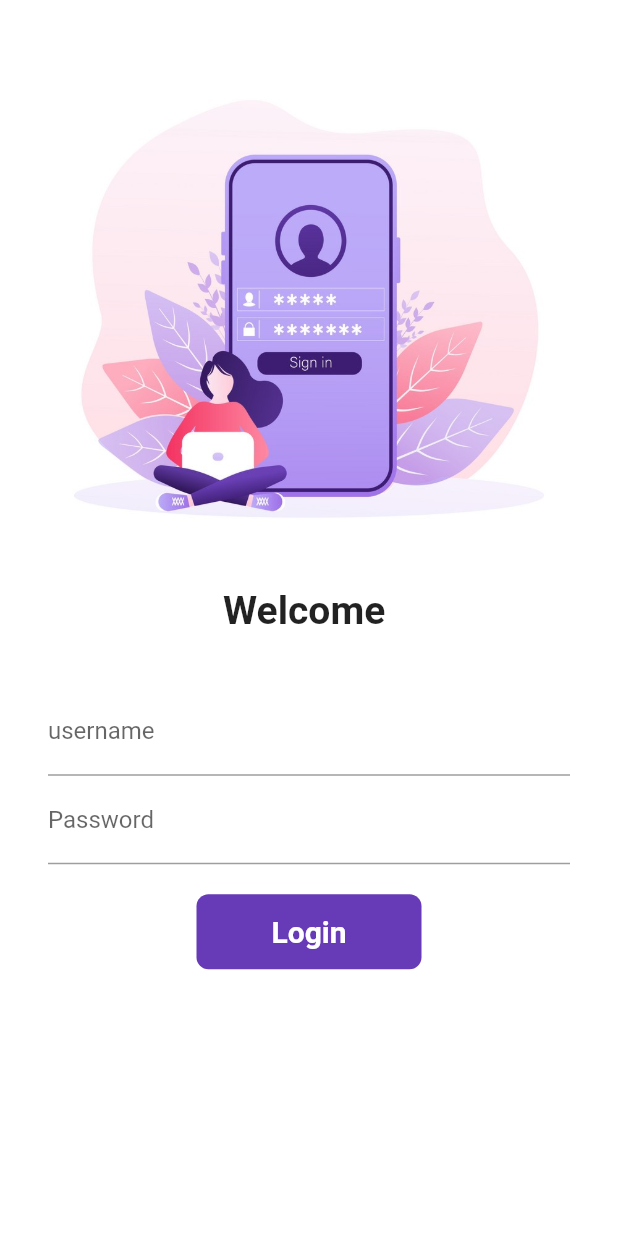
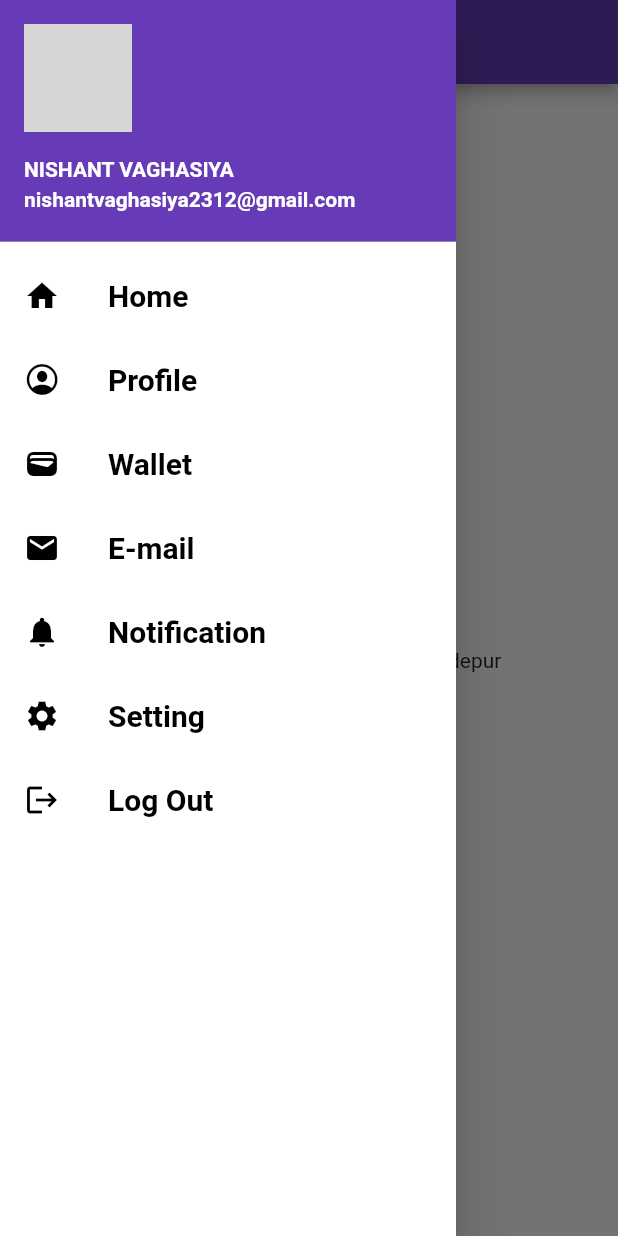
Before and after one commit to NISHANT-2312/CATALOG, a Flutter app: the screen it shows after launch, with the side drawer open (before the commit the screen has no drawer), on a phone screen of 412 x 824 dp. Run offline on Flutter 3.47's test engine with Material 2 defaults, Android fonts, the phone set to English and light mode, and no system bars; network calls fail; grey boxes are pictures that could not be loaded.

Commit message:
Day-8 completed

```diff
--- a/lib/main.dart
+++ b/lib/main.dart
@@ -20,7 +20,7 @@ class MyApp extends StatelessWidget {
       darkTheme: ThemeData(
         brightness: Brightness.dark,
       ),
-      initialRoute: "/",
+      initialRoute: MyRoutes.homeRoute,
       routes: {
         "/": (context) => const LoginPage(),
         MyRoutes.homeRoute: (context) => const HomePage(),
--- a/lib/pages/home_page.dart
+++ b/lib/pages/home_page.dart
@@ -1,4 +1,5 @@
 import 'package:flutter/material.dart';
+import 'package:flutter_catalog/widgets/drawer.dart';
 
 class HomePage extends StatelessWidget {
   final int days = 30;
@@ -19,7 +20,7 @@ class HomePage extends StatelessWidget {
       body: Center(
         child: Text("Welcome to $days days of flutter by $name"),
       ),
-      drawer: const Drawer(),
+      drawer: const MyDrawer(),
     );
   }
 }
--- a/lib/pages/login_page.dart
+++ b/lib/pages/login_page.dart
@@ -1,4 +1,4 @@
-// ignore_for_file: unused_import
+// ignore_for_file: unused_import, use_build_context_synchronously
 
 import 'package:flutter/material.dart';
 import 'package:flutter_catalog/utils/routes.dart';
--- /dev/null
+++ b/lib/widgets/drawer.dart
@@ -0,0 +1,108 @@
+import 'package:flutter/cupertino.dart';
+import 'package:flutter/material.dart';
+
+class MyDrawer extends StatelessWidget {
+  const MyDrawer({Key? key}) : super(key: key);
+
+  @override
+  Widget build(BuildContext context) {
+    const imageUrl = "https://i.im.ge/2022/07/28/F9c9WC.jpg";
+    return Drawer(
+      child: Container(
+        color: Colors.white,
+        child: ListView(
+          children: const [
+            DrawerHeader(
+              padding: EdgeInsets.zero,
+              child: UserAccountsDrawerHeader(
+                margin: EdgeInsets.zero,
+                accountName: Text("NISHANT VAGHASIYA",
+                    style: TextStyle(fontWeight: FontWeight.bold)),
+                accountEmail: Text(
+                  "nishantvaghasiya2312@gmail.com",
+                  style: TextStyle(fontWeight: FontWeight.bold),
+                ),
+                currentAccountPicture: CircleAvatar(
+                  backgroundImage: NetworkImage(imageUrl),
+                ),
+              ),
+            ),
+            ListTile(
+              leading: Icon(
+                Icons.home,
+                color: Colors.black,
+              ),
+              title: Text("Home",
+                  style: TextStyle(
+                      color: Colors.black,
+                      fontSize: 20,
+                      fontWeight: FontWeight.bold)),
+            ),
+            ListTile(
+              leading: Icon(
+                CupertinoIcons.profile_circled,
+                color: Colors.black,
+              ),
+              title: Text("Profile",
+                  style: TextStyle(
+                      color: Colors.black,
+                      fontSize: 20,
+                      fontWeight: FontWeight.bold)),
+            ),
+            ListTile(
+              leading: Icon(Icons.wallet, color: Colors.black),
+              title: Text("Wallet",
+                  style: TextStyle(
+                      color: Colors.black,
+                      fontSize: 20,
+                      fontWeight: FontWeight.bold)),
+            ),
+            ListTile(
+              leading: Icon(Icons.mail, color: Colors.black),
+              title: Text("E-mail",
+                  style: TextStyle(
+                      color: Colors.black,
+                      fontSize: 20,
+                      fontWeight: FontWeight.bold)),
+            ),
+            ListTile(
+              leading: Icon(Icons.notifications, color: Colors.black),
+              title: Text("Notification",
+                  style: TextStyle(
+                      color: Colors.black,
+                      fontSize: 20,
+                      fontWeight: FontWeight.bold)),
+            ),
+            ListTile(
+              leading: Icon(Icons.settings, color: Colors.black),
+              title: Text("Setting",
+                  style: TextStyle(
+                      color: Colors.black,
+                      fontSize: 20,
+                      fontWeight: FontWeight.bold)),
+            ),
+            ListTile(
+              leading: Icon(Icons.logout, color: Colors.black),
+              title: Text("Log Out",
+                  style: TextStyle(
+                      color: Colors.black,
+                      fontSize: 20,
+                      fontWeight: FontWeight.bold)),
+            ),
+            SizedBox(
+              height: 275,
+            ),
+            Text(
+              "version 1.1",
+              style: TextStyle(
+                  color: Colors.grey,
+                  fontWeight: FontWeight.bold,
+                  fontSize: 20),
+              textAlign: TextAlign.center,
+            )
+          ],
+        ),
+      ),
+    );
+  }
+}
```
